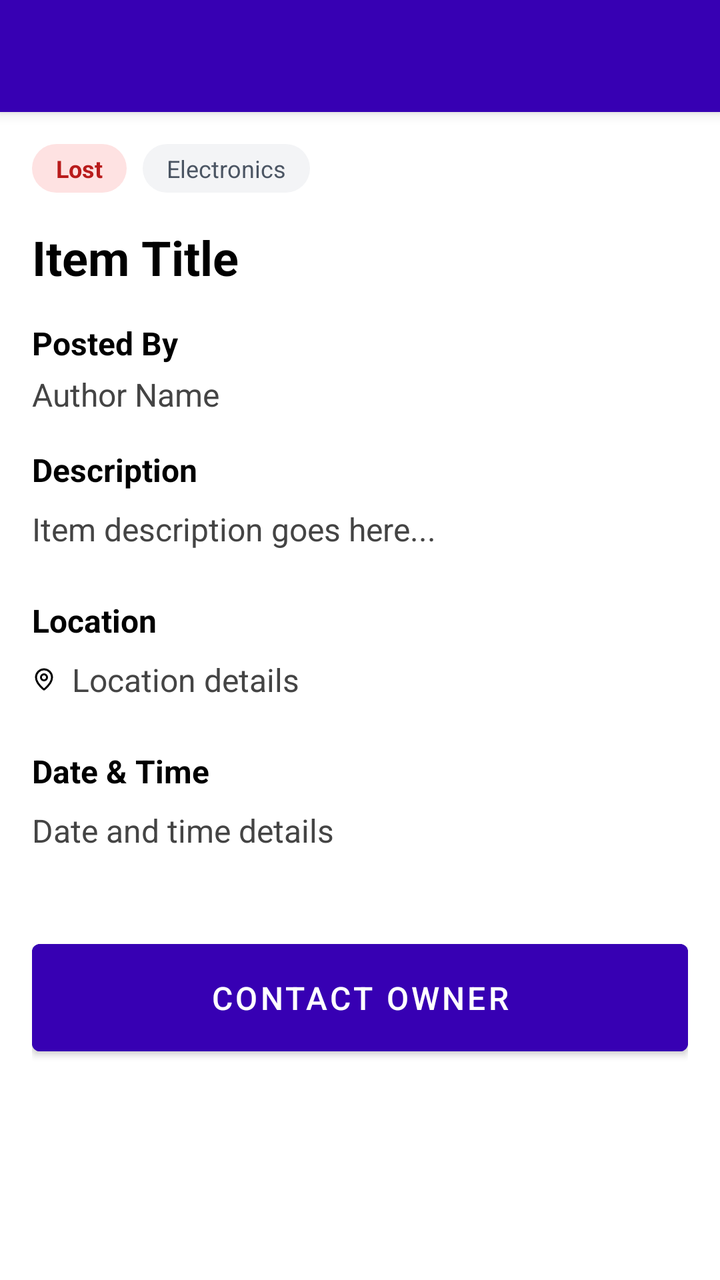
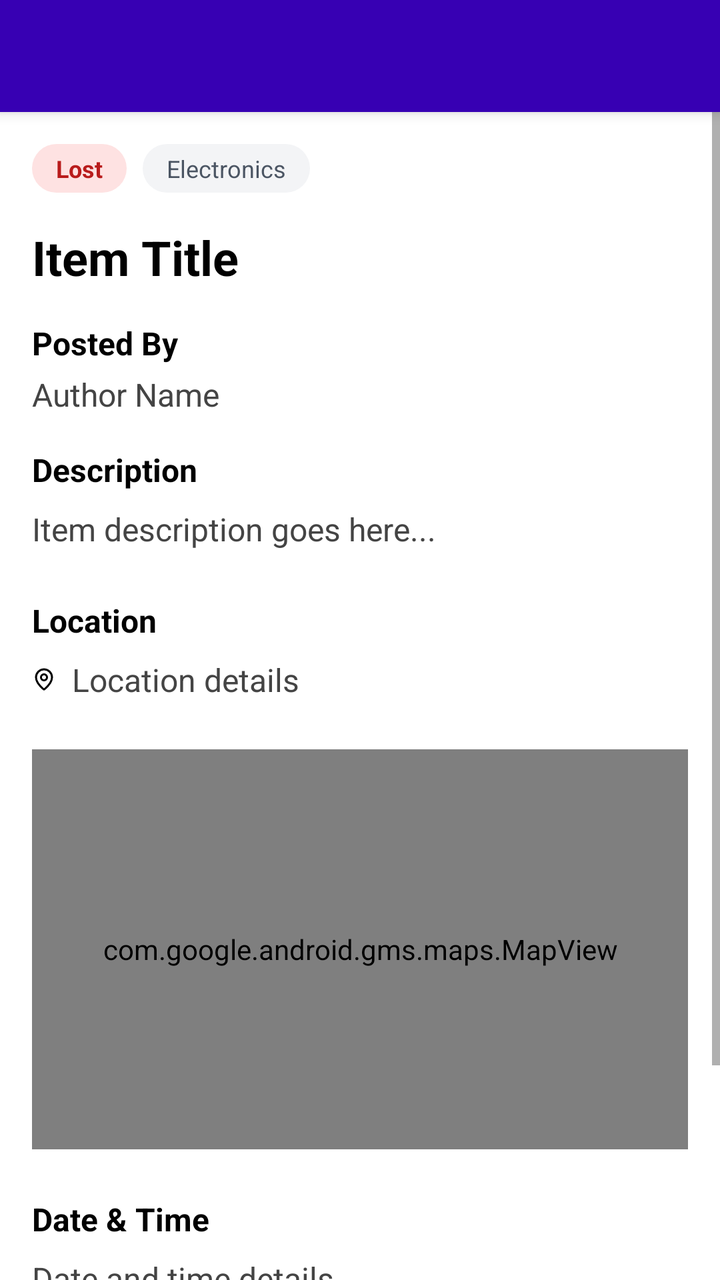

Before-and-after screenshots of an Android layout around one commit, followed by the original layout XML and the change that was made.
<!-- AndroidManifest.xml: application theme Theme.WatUFound -->
<!-- res/layout/fragment_post_details.xml -->
<?xml version="1.0" encoding="utf-8"?>
<androidx.constraintlayout.widget.ConstraintLayout xmlns:android="http://schemas.android.com/apk/res/android"
    xmlns:app="http://schemas.android.com/apk/res-auto"
    xmlns:tools="http://schemas.android.com/tools"
    android:layout_width="match_parent"
    android:layout_height="match_parent"
    android:background="@color/white"
    tools:context=".ui.post.PostDetailsFragment">

    <androidx.appcompat.widget.Toolbar
        android:id="@+id/toolbar"
        android:layout_width="match_parent"
        android:layout_height="?attr/actionBarSize"
        android:background="@color/purple_700"
        android:elevation="4dp"
        android:theme="@style/ThemeOverlay.AppCompat.Dark.ActionBar"
        app:layout_constraintTop_toTopOf="parent"
        app:layout_constraintStart_toStartOf="parent"
        app:layout_constraintEnd_toEndOf="parent"
        app:popupTheme="@style/ThemeOverlay.AppCompat.Light" />

    <ScrollView
        android:layout_width="match_parent"
        android:layout_height="0dp"
        android:fillViewport="true"
        app:layout_constraintTop_toBottomOf="@id/toolbar"
        app:layout_constraintBottom_toBottomOf="parent"
        app:layout_constraintStart_toStartOf="parent"
        app:layout_constraintEnd_toEndOf="parent">

        <LinearLayout
            android:layout_width="match_parent"
            android:layout_height="wrap_content"
            android:orientation="vertical"
            android:padding="16dp">

            <LinearLayout
                android:layout_width="match_parent"
                android:layout_height="wrap_content"
                android:orientation="horizontal"
                android:gravity="start|center_vertical"
                android:layout_marginBottom="16dp">

                <TextView
                    android:id="@+id/tagStatus"
                    android:layout_width="wrap_content"
                    android:layout_height="wrap_content"
                    android:text="Lost"
                    android:textColor="@color/lost_text"
                    android:background="@drawable/tag_lost_bg"
                    android:paddingLeft="12dp"
                    android:paddingRight="12dp"
                    android:paddingTop="4dp"
                    android:paddingBottom="4dp"
                    android:textStyle="bold"
                    android:textSize="12sp"
                    android:layout_marginEnd="8dp" />

                <TextView
                    android:id="@+id/tagCategory"
                    android:layout_width="wrap_content"
                    android:layout_height="wrap_content"
                    android:text="Electronics"
                    android:textColor="@color/category_text"
                    android:background="@drawable/tag_category_bg"
                    android:paddingLeft="12dp"
                    android:paddingRight="12dp"
                    android:paddingTop="4dp"
                    android:paddingBottom="4dp"
                    android:textSize="12sp" />
            </LinearLayout>

            <TextView
                android:id="@+id/textTitle"
                android:layout_width="match_parent"
                android:layout_height="wrap_content"
                android:text="Item Title"
                android:textStyle="bold"
                android:textSize="24sp"
                android:textColor="@color/black"
                android:layout_marginBottom="16dp" />

            
            <TextView
                android:layout_width="match_parent"
                android:layout_height="wrap_content"
                android:text="Posted By"
                android:textStyle="bold"
                android:textSize="16sp"
                android:textColor="@color/black"
                android:layout_marginBottom="4dp" />
            <TextView
                android:id="@+id/textPostedBy"
                android:layout_width="match_parent"
                android:layout_height="wrap_content"
                android:text="Author Name"
                android:textSize="16sp"
                android:textColor="#444444"
                android:layout_marginBottom="16dp" />

            <TextView
                android:layout_width="match_parent"
                android:layout_height="wrap_content"
                android:text="Description"
                android:textStyle="bold"
                android:textSize="16sp"
                android:textColor="@color/black"
                android:layout_marginBottom="8dp" />

            <TextView
                android:id="@+id/textDescription"
                android:layout_width="match_parent"
                android:layout_height="wrap_content"
                android:text="Item description goes here..."
                android:textSize="16sp"
                android:textColor="#444444"
                android:layout_marginBottom="24dp" />

            <TextView
                android:layout_width="match_parent"
                android:layout_height="wrap_content"
                android:text="Location"
                android:textStyle="bold"
                android:textSize="16sp"
                android:textColor="@color/black"
                android:layout_marginBottom="8dp" />

            <TextView
                android:id="@+id/textLocation"
                android:layout_width="match_parent"
                android:layout_height="wrap_content"
                android:text="Location details"
                android:textSize="16sp"
                android:textColor="#444444"
                android:drawableLeft="@drawable/ic_map_pin"
                android:drawablePadding="8dp"
                android:layout_marginBottom="24dp" />

            <TextView
                android:layout_width="match_parent"
                android:layout_height="wrap_content"
                android:text="Date &amp; Time"
                android:textStyle="bold"
                android:textSize="16sp"
                android:textColor="@color/black"
                android:layout_marginBottom="8dp" />

            <TextView
                android:id="@+id/textDateTime"
                android:layout_width="match_parent"
                android:layout_height="wrap_content"
                android:text="Date and time details"
                android:textSize="16sp"
                android:textColor="#444444"
                android:layout_marginBottom="24dp" />

            <Button
                android:id="@+id/buttonContact"
                android:layout_width="match_parent"
                android:layout_height="wrap_content"
                android:text="Contact Owner"
                android:textSize="16sp"
                android:textColor="@color/white"
                android:backgroundTint="@color/purple_700"
                android:padding="16dp"
                android:layout_marginTop="16dp" />

        </LinearLayout>
    </ScrollView>

</androidx.constraintlayout.widget.ConstraintLayout>
<!-- resources referenced by this layout -->
<resources>
  <color name="black">#FF000000</color>
  <color name="category_text">#4b5563</color>
  <color name="lost_text">#b91c1c</color>
  <color name="purple_700">#FF3700B3</color>
  <color name="white">#FFFFFFFF</color>
  <!-- drawable ic_map_pin (drawable) -->
  <vector xmlns:android="http://schemas.android.com/apk/res/android"
      android:width="12dp"
      android:height="12dp"
      android:viewportWidth="24"
      android:viewportHeight="24"
      android:tint="?attr/colorOnSurface">
    <path
        android:fillColor="@android:color/transparent"
        android:pathData="M20,10c0,4.993 -5.539,10.193 -7.399,11.799a1,1 0,0 1,-1.202,0C9.539,20.193 4,14.993 4,10a8,8 0,0 1,16 0z"
        android:strokeColor="?attr/colorOnSurface"
        android:strokeWidth="2"
        android:strokeLineCap="round"
        android:strokeLineJoin="round"/>
    <path
        android:fillColor="@android:color/transparent"
        android:pathData="M12,10m-3,0a3,3 0,1 1,6 0a3,3 0,1 1,-6 0"
        android:strokeColor="?attr/colorOnSurface"
        android:strokeWidth="2"
        android:strokeLineCap="round"
        android:strokeLineJoin="round"/>
  </vector>
  <!-- drawable tag_category_bg (drawable) -->
  <?xml version="1.0" encoding="utf-8"?>
  <shape xmlns:android="http://schemas.android.com/apk/res/android"
      android:shape="rectangle">
      <solid android:color="@color/category_background" />
      <corners android:radius="16dp" />
  </shape>
  <!-- drawable tag_lost_bg (drawable) -->
  <?xml version="1.0" encoding="utf-8"?>
  <shape xmlns:android="http://schemas.android.com/apk/res/android"
      android:shape="rectangle">
      <solid android:color="@color/lost_background" />
      <corners android:radius="16dp" />
  </shape>
  <style name="Theme.WatUFound" parent="Theme.MaterialComponents.DayNight.NoActionBar">
          
          <item name="colorPrimary">@color/purple_500</item>
          <item name="colorPrimaryVariant">@color/purple_700</item>
          <item name="colorOnPrimary">@color/white</item>
          
          <item name="colorSecondary">@color/teal_200</item>
          <item name="colorSecondaryVariant">@color/teal_700</item>
          <item name="colorOnSecondary">@color/black</item>
          
          <item name="android:statusBarColor">?attr/colorPrimaryVariant</item>
          
      </style>
  <color name="category_background">#f3f4f6</color>
  <color name="lost_background">#fee2e2</color>
  <color name="purple_500">#FF6200EE</color>
  <color name="teal_200">#FF03DAC5</color>
  <color name="teal_700">#FF018786</color>
</resources>

<!-- the commit's change to res/layout/fragment_post_details.xml (unified diff, before → after) -->
@@ -136,6 +136,13 @@
                 android:drawablePadding="8dp"
                 android:layout_marginBottom="24dp" />
 
+            
+            <com.google.android.gms.maps.MapView
+                android:id="@+id/mapViewPreview"
+                android:layout_width="match_parent"
+                android:layout_height="200dp"
+                android:layout_marginBottom="24dp" />
+
             <TextView
                 android:layout_width="match_parent"
                 android:layout_height="wrap_content"
